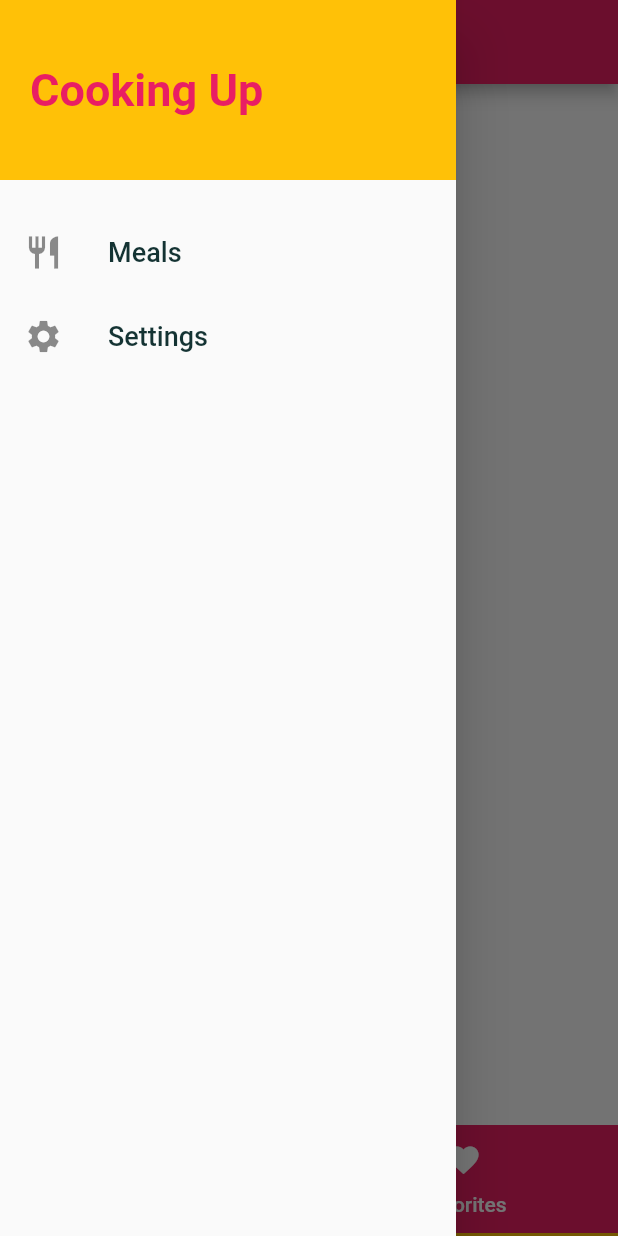
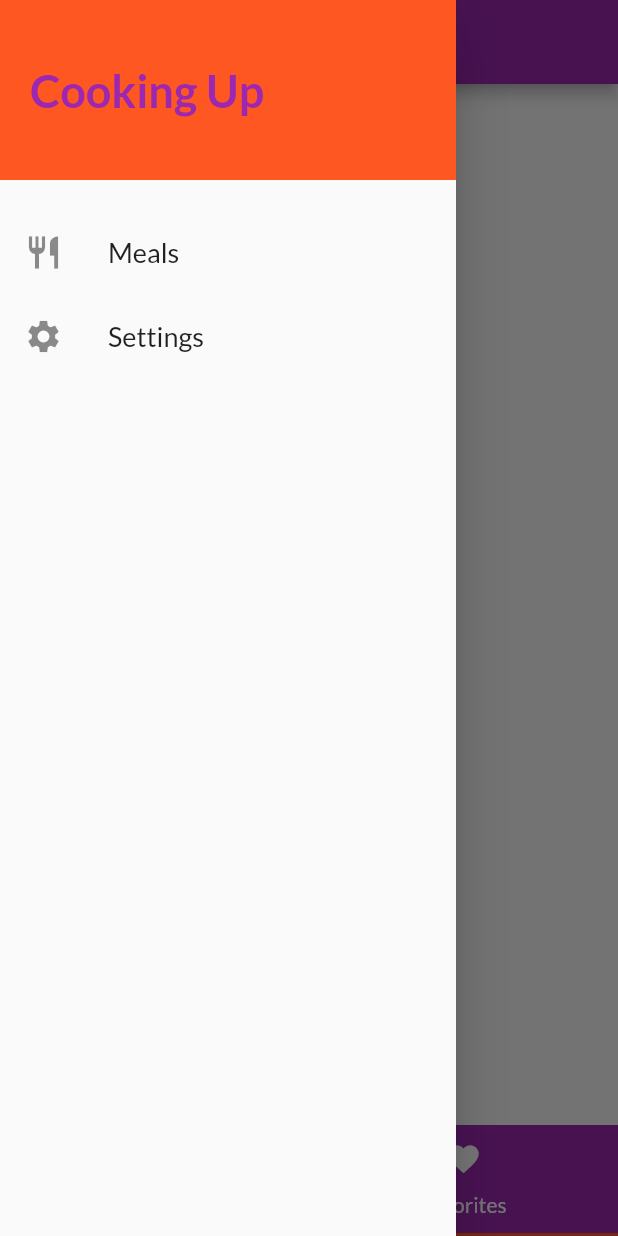
Before and after one commit to caribjin/daily_shop, a Flutter app: the screen it shows after launch, tab 2 chosen, with the side drawer open, on a phone screen of 412 x 824 dp. Run offline on Flutter 3.47's test engine with Material 2 defaults, Android fonts, the phone set to English and light mode, and no system bars; network calls fail; Roboto replaces fonts that are missing (Raleway).

```diff
--- a/lib/main.dart
+++ b/lib/main.dart
@@ -13,22 +13,11 @@ class MyApp extends StatelessWidget {
   @override
   Widget build(BuildContext context) {
     return MaterialApp(
-      title: 'Daily Meal',
+      title: 'Daily Shop',
       theme: ThemeData(
-        primarySwatch: Colors.pink,
-        accentColor: Colors.amber,
-        fontFamily: 'Raleway',
-        textTheme: ThemeData.light().textTheme.copyWith(
-          bodyText1: const TextStyle(
-            color: Color.fromRGBO(20, 51, 51, 1),
-          ),
-          bodyText2: const TextStyle(
-            color: Color.fromRGBO(20, 51, 51, 1),
-          ),
-          headline6: const TextStyle(
-            fontSize: 17,
-          ),
-        ),
+        primarySwatch: Colors.purple,
+        accentColor: Colors.deepOrange,
+        fontFamily: 'Lato',
       ),
       initialRoute: '/',
       routes: {
--- a/lib/pages/home_page.dart
+++ b/lib/pages/home_page.dart
@@ -50,7 +50,7 @@ class _HomePageState extends State<HomePage> with SingleTickerProviderStateMixin
           tabs: [
             Tab(
               icon: Icon(Icons.category),
-              text: 'Categories',
+              text: 'Products',
             ),
             Tab(
               icon: Icon(Icons.favorite),
```
Also changed, not shown: lib/pages/products_overview_page.dart (+4 -22 lines), lib/widgets/category_item.dart (deleted, +0 -55 lines), lib/widgets/product_item.dart (added, +65 -0 lines), pubspec.yaml (+10 -12 lines), assets/fonts/Anton-Regular.ttf (added), assets/fonts/Lato-Bold.ttf (added), assets/fonts/Lato-Regular.ttf (added).
